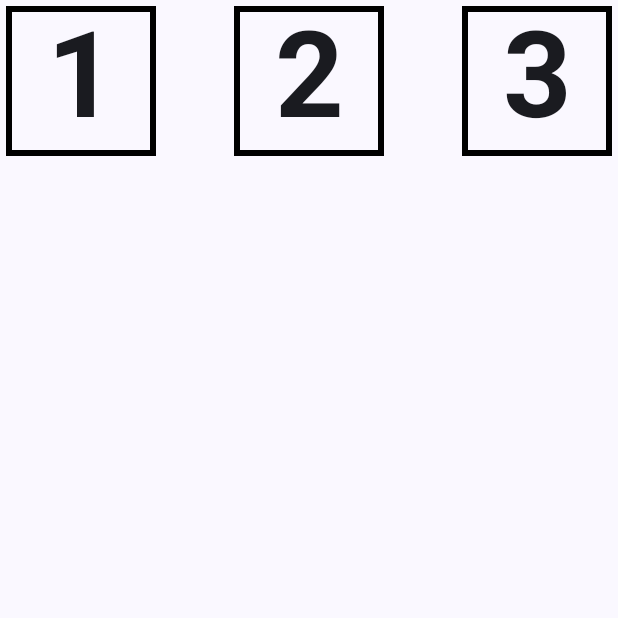
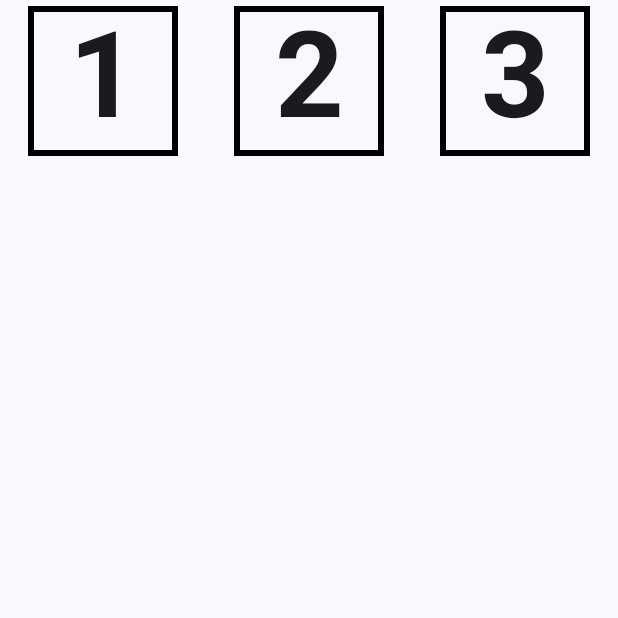
Before and after one commit to sake-2004/mobile_learning_lab3, an Android app built with Jetpack Compose: the screen it shows after launch (MainActivity), on a phone screen of 412 x 824 dp, the top half of it. Run offline under Robolectric (Android 15) with nearby library versions, the phone set to English and light mode, and no system bars.

Commit message:
Arrangement.SpaceAround

```diff
--- a/app/src/main/java/com/example/rowcoldemo/MainActivity.kt
+++ b/app/src/main/java/com/example/rowcoldemo/MainActivity.kt
@@ -43,7 +43,7 @@ class MainActivity : ComponentActivity() {
 @Composable
 fun MainScreen(modifier: Modifier = Modifier) {
     Row(
-        horizontalArrangement = Arrangement.SpaceBetween,
+        horizontalArrangement = Arrangement.SpaceAround,
         modifier = modifier.width(1000.dp)
     ) {
         TextCell("1")
```
